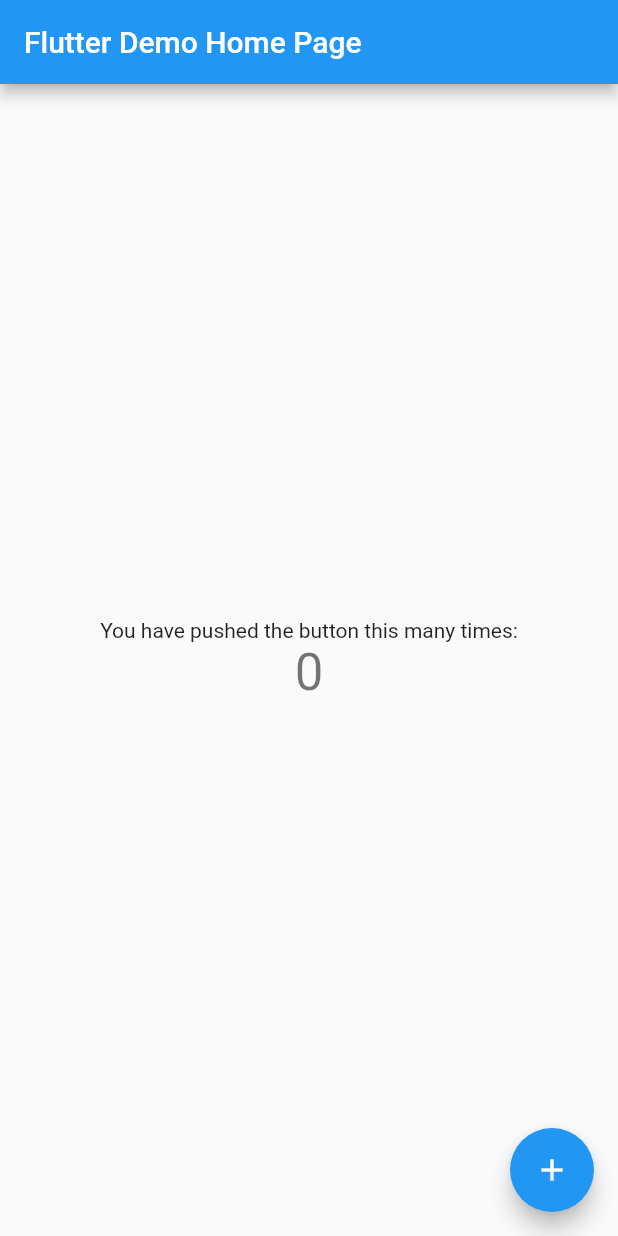
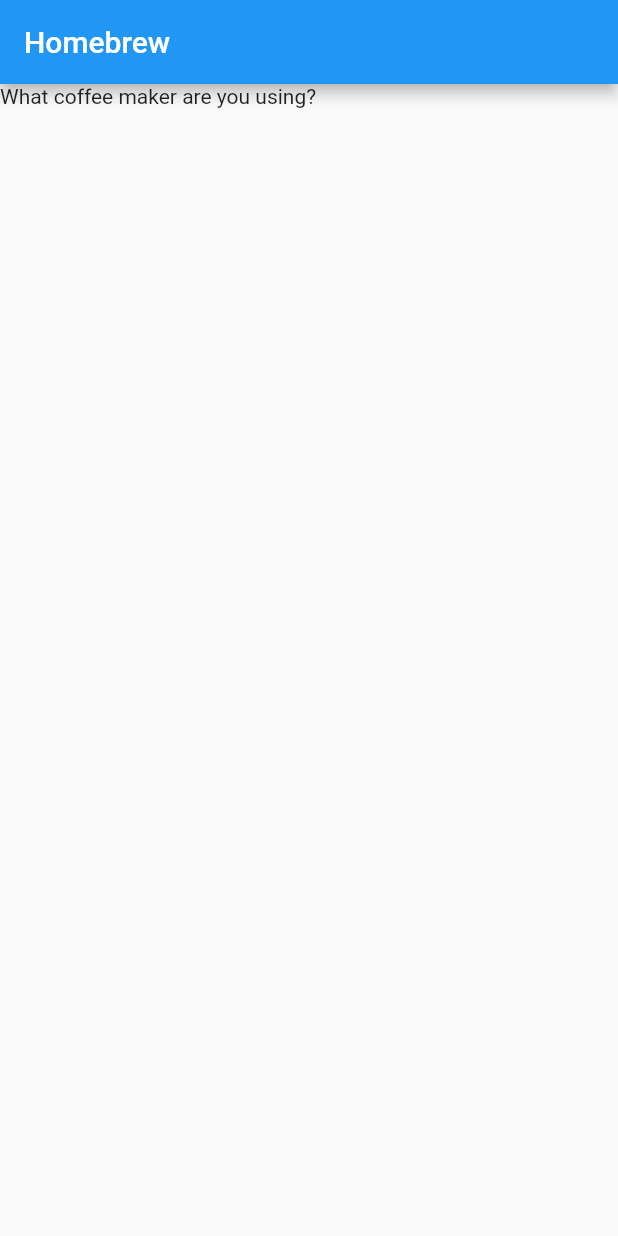
Before and after one commit to mikelopez100/homebrew, a Flutter app: the screen it shows after launch, on a phone screen of 412 x 824 dp. Run offline on Flutter 3.47's test engine with Material 2 defaults, Android fonts, the phone set to English and light mode, and no system bars.

Commit message:
checking out

```diff
--- a/lib/main.dart
+++ b/lib/main.dart
@@ -1,4 +1,5 @@
 import 'package:flutter/material.dart';
+import 'package:homebrew/screens/splash_screen.dart';
 
 void main() => runApp(MyApp());
 
@@ -9,18 +10,9 @@ class MyApp extends StatelessWidget {
     return MaterialApp(
       title: 'Flutter Demo',
       theme: ThemeData(
-        // This is the theme of your application.
-        //
-        // Try running your application with "flutter run". You'll see the
-        // application has a blue toolbar. Then, without quitting the app, try
-        // changing the primarySwatch below to Colors.green and then invoke
-        // "hot reload" (press "r" in the console where you ran "flutter run",
-        // or simply save your changes to "hot reload" in a Flutter IDE).
-        // Notice that the counter didn't reset back to zero; the application
-        // is not restarted.
         primarySwatch: Colors.blue,
       ),
-      home: MyHomePage(title: 'Flutter Demo Home Page'),
+      home: SplashScreen(),
     );
   }
 }
--- /dev/null
+++ b/lib/screens/choose_device_screen.dart
@@ -0,0 +1,24 @@
+import 'package:flutter/material.dart';
+
+class ChooseDeviceScreen extends StatefulWidget {
+  @override
+  _ChooseDeviceScreenState createState() => _ChooseDeviceScreenState();
+}
+
+class _ChooseDeviceScreenState extends State<ChooseDeviceScreen> {
+  @override
+  Widget build(BuildContext context) {
+    return Scaffold(
+      appBar: AppBar(
+        title: Text("Homebrew"),
+      ),
+      body: Column(
+        children: <Widget>[
+          Text(
+            "What coffee maker are you using?",
+          )
+        ],
+      ),
+    );
+  }
+}
--- a/pubspec.yaml
+++ b/pubspec.yaml
@@ -27,6 +27,9 @@ dependencies:
 dev_dependencies:
   flutter_test:
     sdk: flutter
+  flutter_driver:
+    sdk: flutter
+  test: any
 
 
 # For information on the generic Dart part of this file, see the
```
Also changed, not shown: lib/screens/splash_screen.dart (added, +45 -0 lines), test_driver/app.dart (added, +11 -0 lines), test_driver/app_test.dart (added, +84 -0 lines), pubspec.lock.
